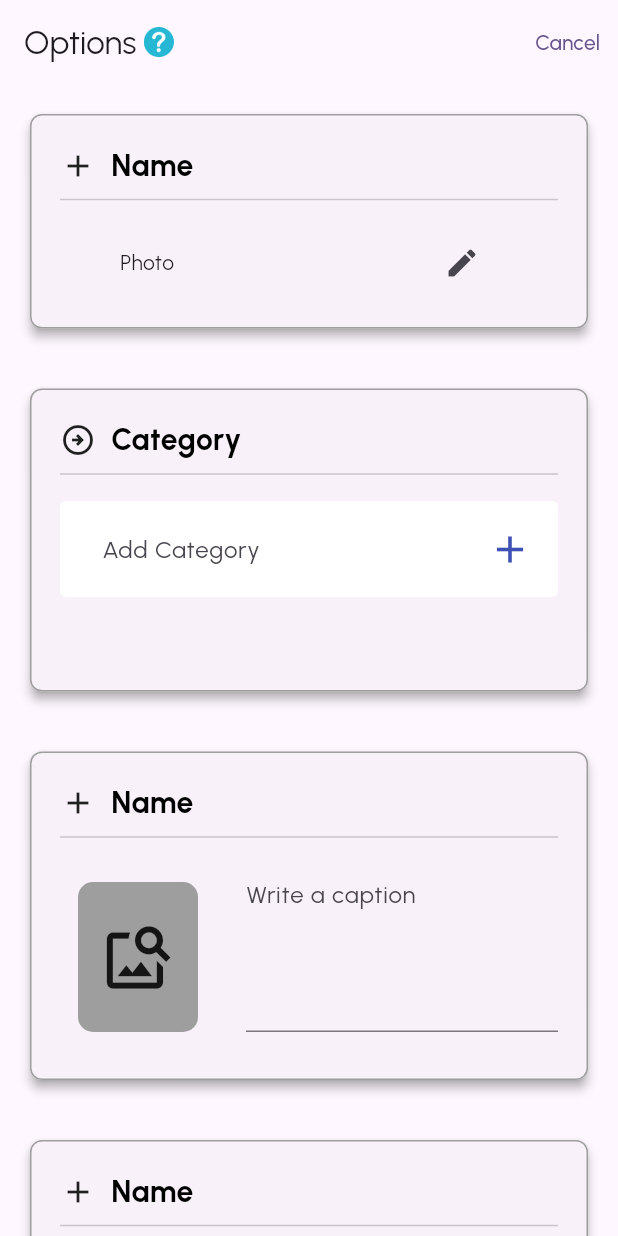
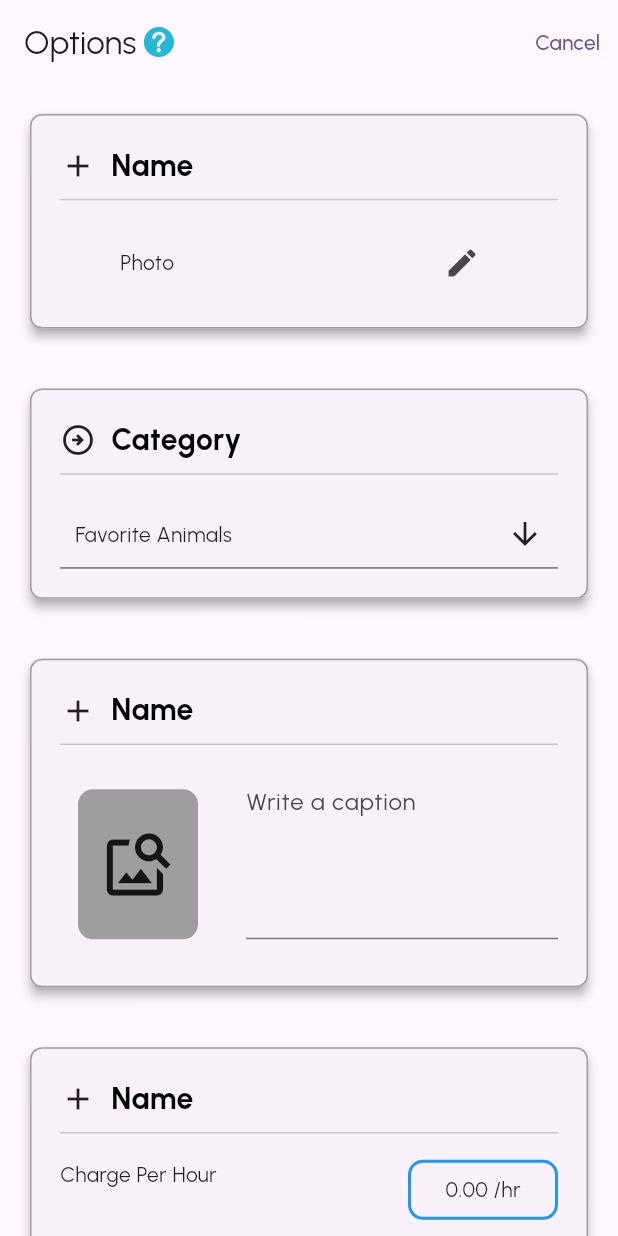
Before and after one commit to faisal-fardin/Figma-To-Convert-Flutter, a Flutter app: the screen it shows after launch, on a phone screen of 412 x 824 dp. Run offline on Flutter 3.47's test engine with Material 2 defaults, Android fonts, the phone set to English and light mode, and no system bars; drawn by our look-alikes of multi_select_flutter; our stand-ins replace google_fonts, image_picker.

Commit message:
categoryItem Add

```diff
--- a/lib/ScreenPage.dart
+++ b/lib/ScreenPage.dart
@@ -2,6 +2,10 @@ import 'dart:io';
 
 import 'package:flutter/material.dart';
 import 'package:image_picker/image_picker.dart';
+import 'package:multi_select_flutter/bottom_sheet/multi_select_bottom_sheet_field.dart';
+import 'package:multi_select_flutter/chip_display/multi_select_chip_display.dart';
+import 'package:multi_select_flutter/util/multi_select_item.dart';
+import 'package:multi_select_flutter/util/multi_select_list_type.dart';
 import 'package:untitled/customWidget/customSteper.dart';
 import 'package:untitled/style.dart';
 
@@ -9,12 +13,44 @@ import 'customWidget/Checkbox_item_data.dart';
 import 'customWidget/cardlistitem.dart';
 import 'customWidget/utils/const.dart';
 
+
+class Animal {
+  final int id;
+  final String name;
+
+  Animal({
+    required this.id,
+    required this.name,
+  });
+}
+
+
 class ScreenPage extends StatefulWidget {
   @override
   State<ScreenPage> createState() => _ScreenPageState();
 }
 
 class _ScreenPageState extends State<ScreenPage> {
+  static final List<Animal> _animals = [
+  Animal(id: 1, name: "Lion"),
+  Animal(id: 2, name: "Flamingo"),
+  Animal(id: 3, name: "Hippo"),
+  Animal(id: 4, name: "Horse"),
+  Animal(id: 5, name: "Tiger"),
+  Animal(id: 6, name: "Penguin"),
+  Animal(id: 7, name: "Spider"),
+  Animal(id: 8, name: "Snake"),
+  Animal(id: 9, name: "Bear"),
+  Animal(id: 10, name: "Beaver"),
+];
+
+  var  items = _animals
+      .map((animal) => MultiSelectItem<Animal>(animal, animal.name))
+      .toList();
+
+  List<Animal> _selectedAnimals2 = [];
+
+
   bool sun = false;
   bool mon = false;
   bool tues = false;
@@ -73,6 +109,9 @@ class _ScreenPageState extends State<ScreenPage> {
                       ],
                     ),
                   )),
+
+
+              //categoryItem Add
               CardLIstItem(
                 iconData: Icons.arrow_circle_right_outlined,
                 title: 'Category',
@@ -81,40 +120,33 @@ class _ScreenPageState extends State<ScreenPage> {
                   crossAxisAlignment: CrossAxisAlignment.start,
                   mainAxisAlignment: MainAxisAlignment.start,
                   children: [
-                    Row(
-                      mainAxisAlignment: MainAxisAlignment.start,
-                      crossAxisAlignment: CrossAxisAlignment.start,
-                      children: [
+                    MultiSelectBottomSheetField(
+                      initialChildSize: 0.4,
+                      listType: MultiSelectListType.CHIP,
+                      searchable: true,
+                      validator: (values) {
+                        if (values == null || values.isEmpty) {
+                          ScaffoldMessenger.of(context).showSnackBar(
+                              const SnackBar(content: Text('Processing Data')));
+                        }
+                        return null;
+                      },
+                      buttonText: const Text("Favorite Animals"),
+                      title: const Text("Animals"),
+                      items: items,
+                      onConfirm: (values) {
+                        _selectedAnimals2 = _animals;
+                      },
 
-                        //categoryItem Add
-                        Expanded(
-                          child: TextFormField(
-                            controller: _editingController,
-                            decoration: appInputStyle(
-                              'Add Category',
-                              IconButton: Padding(
-                                padding: const EdgeInsets.all(8.0),
-                                child: IconButton(
-                                    onPressed: () {
-                                     setState(() {
-                                       userPost = _editingController.text;
-                                     });
-                                    },
-                                    icon: const Icon(
-                                      Icons.add,
-                                      color: Colors.indigo,
-                                      size: 30,
-                                    )),
-                              ),
-                            ),
-                          ),
-                        ),
-                      ],
+                      chipDisplay: MultiSelectChipDisplay(
+                        onTap: (_animals) {
+                          setState(() {
+
+                            ElevatedButton(onPressed: (){}, child: const Text('hiiii'));
+                          });
+                        },
+                      ),
                     ),
-
-                     //categoryItem Add
-                     Container(width: 100, child: Text(userPost,style: const TextStyle(fontSize: 30),)),
-
                   ],
                 ),
               ),
--- a/pubspec.yaml
+++ b/pubspec.yaml
@@ -37,6 +37,7 @@ dependencies:
   cupertino_icons: ^1.0.2
   google_fonts:
   image_picker:
+  multi_select_flutter: ^4.1.3
 
 
 dev_dependencies:
```
Also changed, not shown: pubspec.lock.
